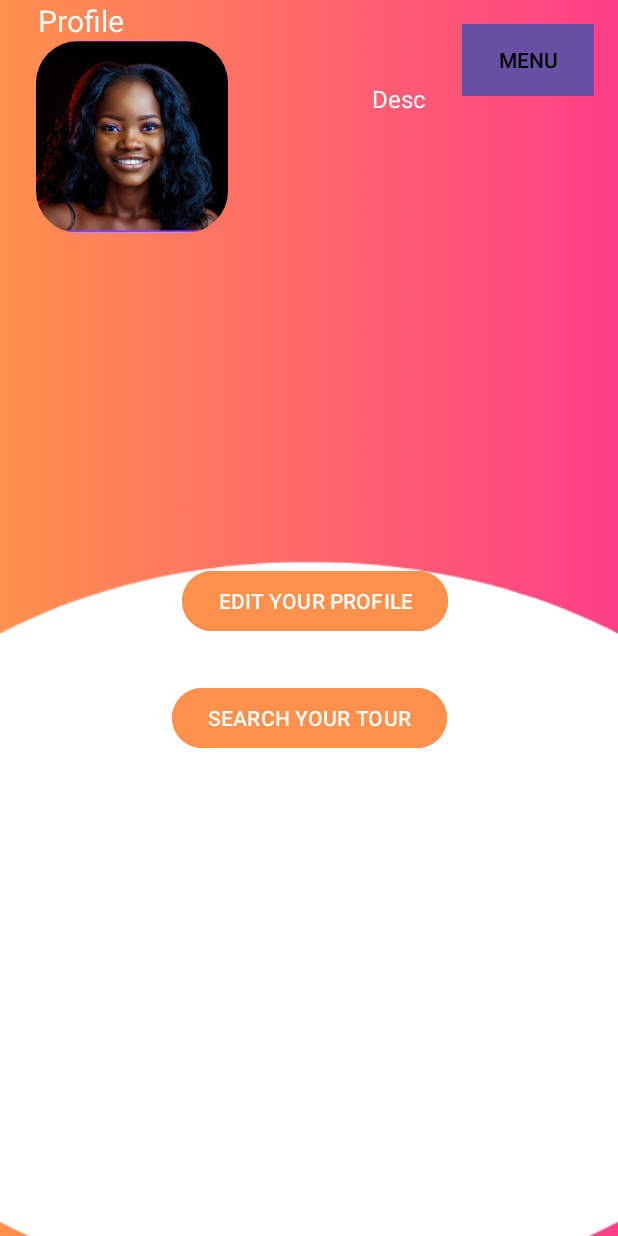
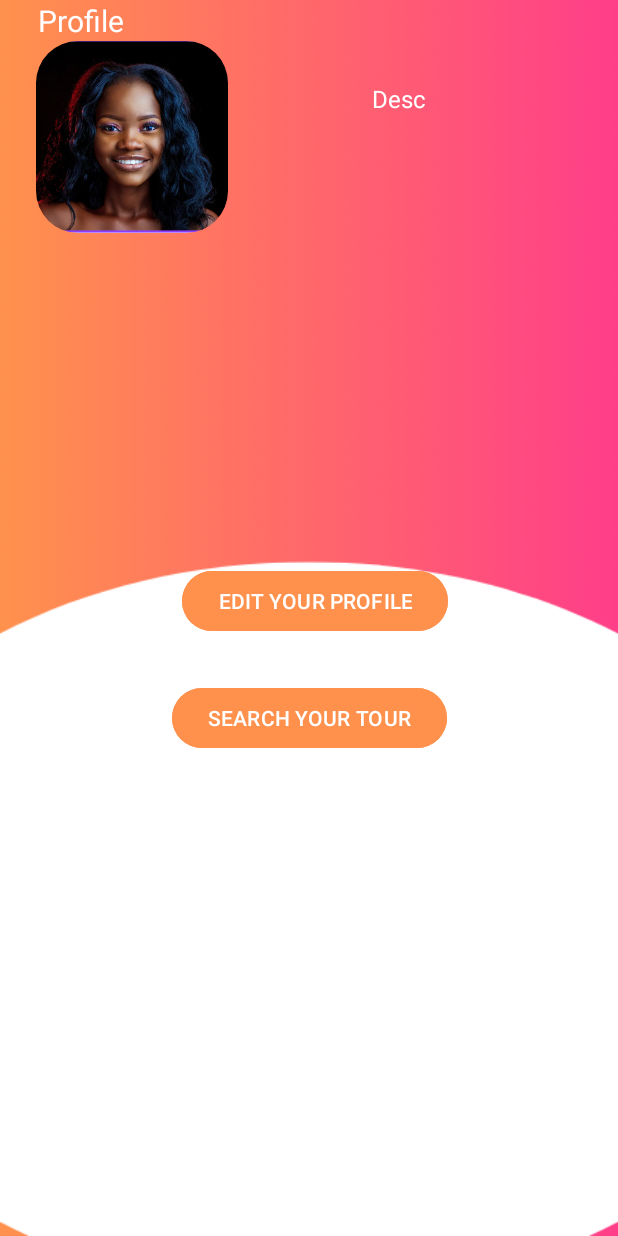
Before and after one commit to iamcristinanr/ANDROIDcitysound, an Android app: the Profile screen opened directly, with no data from a screen before it, on a phone screen of 412 x 824 dp. Run offline under Robolectric (Android 15) with nearby library versions, the light colour scheme and no system bars; network calls fail.

Commit message:
quit button

```diff
--- a/app/build.gradle.kts
+++ b/app/build.gradle.kts
@@ -10,7 +10,7 @@ android {
     defaultConfig {
         applicationId = "com.example.citysound"
         minSdk = 24
-        targetSdk = 34
+        targetSdk = 33
         versionCode = 1
         versionName = "1.0"
 
@@ -49,5 +49,5 @@ dependencies {
     androidTestImplementation("androidx.test.ext:junit:1.1.5")
     androidTestImplementation("androidx.test.espresso:espresso-core:3.5.1")
     implementation ("com.android.volley:volley:1.2.1")
-    implementation ("org.jetbrains.kotlin:kotlin-android-extensions:1.6.10")
+
 }
--- a/app/src/main/java/com/example/citysound/Profile.kt
+++ b/app/src/main/java/com/example/citysound/Profile.kt
@@ -12,7 +12,6 @@ class Profile: AppCompatActivity() {
         super.onCreate(savedInstanceState)
         setContentView(R.layout.activity_profile)
 
-        val buttonMenu = findViewById<Button>(R.id.buttonMenu)
 
 
         val buttonEditProfile = findViewById<Button>(R.id.buttonEditProfile)
--- a/app/src/main/res/layout/activity_login.xml
+++ b/app/src/main/res/layout/activity_login.xml
@@ -76,7 +76,7 @@
         android:layout_height="wrap_content"
         android:layout_margin="12dp"
         android:drawablePadding="12dp"
-        android:text="hello@reallygreatsite.com"
+        android:text="cristina@gmail.com"
         app:layout_constraintEnd_toEndOf="parent"
         app:layout_constraintStart_toStartOf="parent"
         app:layout_constraintTop_toBottomOf="@id/txtEmailLogin" />
@@ -103,7 +103,7 @@
         android:layout_height="wrap_content"
         android:layout_margin="12dp"
         android:drawablePadding="12dp"
-        android:text="xxxxxxxx"
+        android:text="Gonzalez13*"
         app:layout_constraintEnd_toEndOf="parent"
         app:layout_constraintStart_toStartOf="parent"
         app:layout_constraintTop_toBottomOf="@id/txtPasswordLogin" />
--- a/app/src/main/res/layout/activity_profile.xml
+++ b/app/src/main/res/layout/activity_profile.xml
@@ -92,43 +92,6 @@
         app:layout_constraintEnd_toEndOf="parent"
         app:layout_constraintStart_toStartOf="parent" />
 
-    <Button
-        android:id="@+id/buttonMenu"
-        android:layout_width="wrap_content"
-        android:layout_height="wrap_content"
-        android:text="MENU"
-        android:textColor="@color/black"
-        android:background="@color/white"
-        app:layout_constraintEnd_toEndOf="parent"
-        app:layout_constraintTop_toTopOf="parent"
-        android:layout_marginEnd="16dp"
-        android:layout_marginTop="16dp" />
-
-    <!-- <androidx.drawerlayout.widget.DrawerLayout
-        xmlns:android="http://schemas.android.com/apk/res/android"
-        xmlns:app="http://schemas.android.com/apk/res-auto"
-        xmlns:tools="http://schemas.android.com/tools"
-        android:id="@+id/drawer_menu"
-        android:layout_width="match_parent"
-        android:layout_height="match_parent"
-        android:background="@android:color/white">
-
-        <LinearLayout
-            android:layout_width="match_parent"
-            android:layout_height="match_parent"
-            android:orientation="vertical">
-
-
-        </LinearLayout>
-
-        <androidx.recyclerview.widget.RecyclerView
-            android:id="@+id/menuRecyclerView"
-            android:layout_width="280dp"
-            android:layout_height="match_parent"
-            android:layout_gravity="start"
-            android:background="@android:color/white"/>
-
-    </androidx.drawerlayout.widget.DrawerLayout> -->
 
 
 
```
